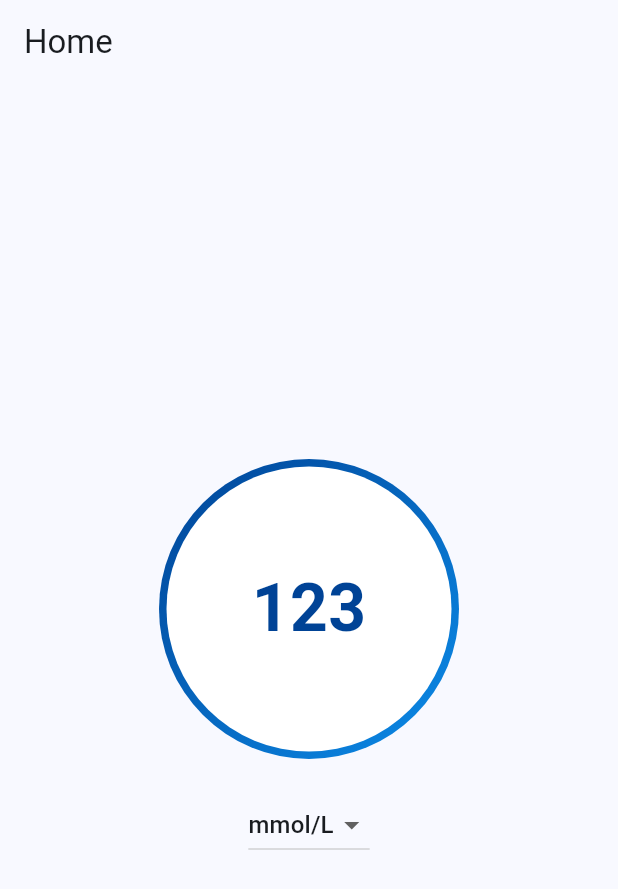
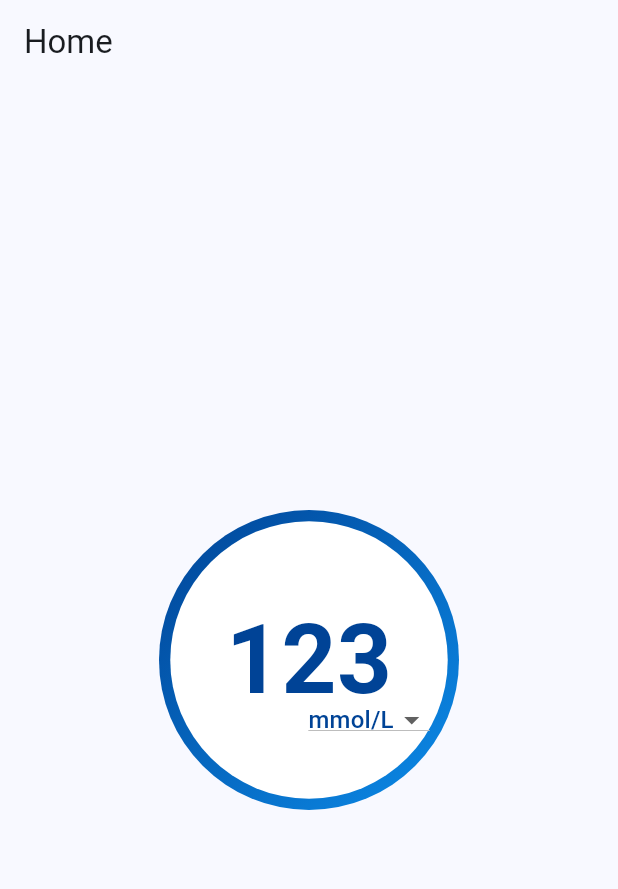
Before and after one commit to PaulDelamare/Diwe_front, a Flutter app: the screen it shows after launch, item 3 of the bottom bar chosen, on a phone screen of 412 x 824 dp. Shown: the top 889 px of the screen. Run offline on Flutter 3.47's test engine with Material 3 defaults, Android fonts, the phone set to English and light mode, and no system bars.

Commit message:
page home, ajustement cerlce + ajout select

```diff
--- a/lib/home/home.dart
+++ b/lib/home/home.dart
@@ -39,8 +39,8 @@ class _HomePageState extends State<HomePage> {
                   ),
                   Center(
                     child: Container(
-                      width: 190,
-                      height: 190,
+                      width: 185,
+                      height: 185,
                       decoration: BoxDecoration(
                         shape: BoxShape.circle,
                         color: Colors.white,
@@ -50,19 +50,25 @@ class _HomePageState extends State<HomePage> {
                           '123', // donnée fictive en chiffre
                           style: TextStyle(
                             color: Color(0xFF004396),
-                            fontSize: 44,
+                            fontSize: 64,
                             fontWeight: FontWeight.bold,
                           ),
                         ),
                       ),
                     ),
                   ),
-                ],
+                  Positioned(
+                    bottom: 45,
+                    left: 90, // Déplacement vers la droite
+                    child: Container(
+                      width: 100,
+                      height: 30,
+                      decoration: BoxDecoration(
+                        shape: BoxShape.circle,
+                        color: Colors.white, // Couleur du fond du sélecteur
                       ),
-            ),
-            SizedBox(height: 20),
-            // DropdownButton pour choisir l'unité
-            DropdownButton<String>(
+                      child: Center(
+                        child: DropdownButton<String>(
                           value: _selectedUnit,
                           onChanged: (newValue) {
                             setState(() {
@@ -72,9 +78,20 @@ class _HomePageState extends State<HomePage> {
                           items: <String>['mmol/L', 'mg/dl'].map<DropdownMenuItem<String>>((String value) {
                             return DropdownMenuItem<String>(
                               value: value,
-                  child: Text(value),
+                              child: Text(
+                                value,
+                                style: TextStyle(
+                                  color: Color(0xFF004396), // Couleur du texte
+                                ),
+                              ),
                             );
                           }).toList(),
+                        ),
+                      ),
+                    ),
+                  ),
+                ],
+              ),
             ),
           ],
         ),
```
Lines whose indentation alone changed are shown as unchanged.
